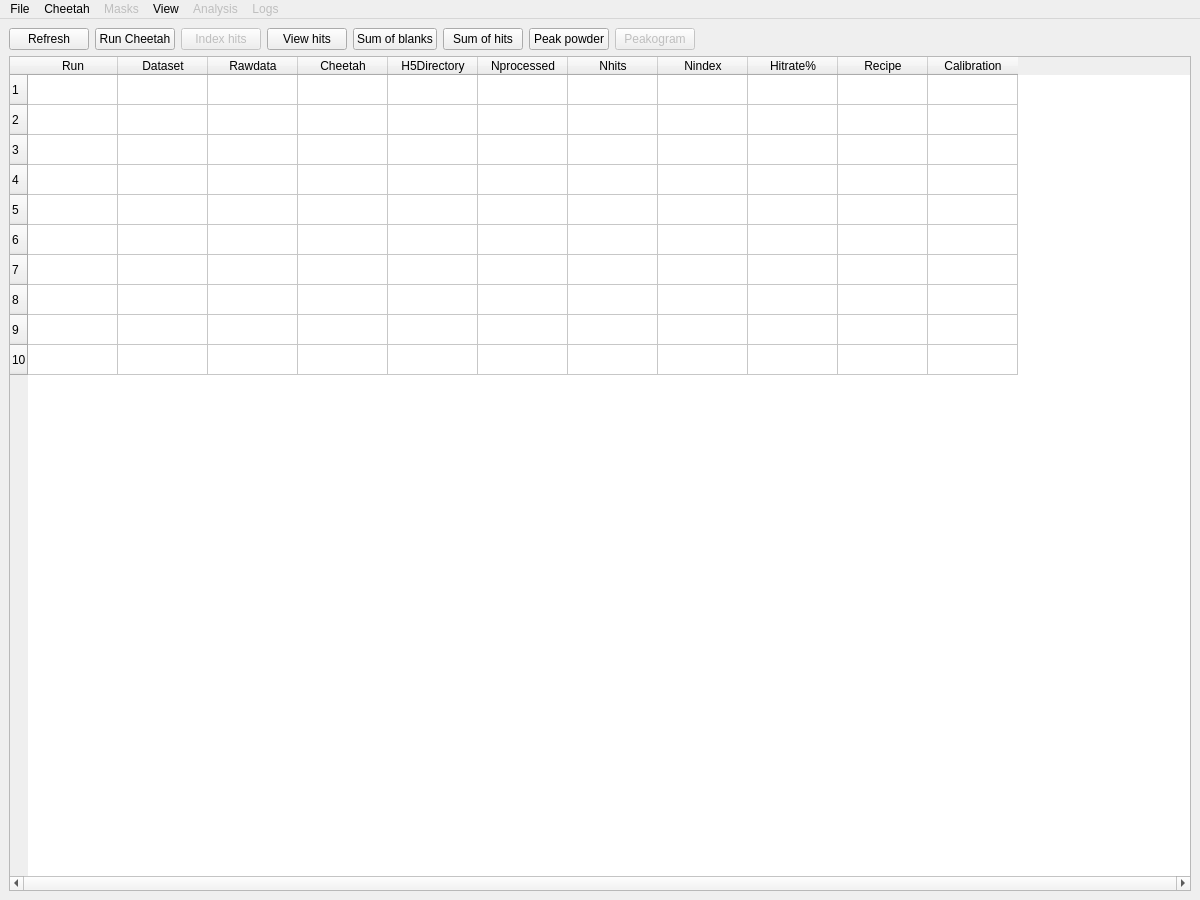
Above: src/cheetah/ui_src/cheetahgui.ui from cheetahdevteam/cheetah-gui before the change. Below: the same form after it.
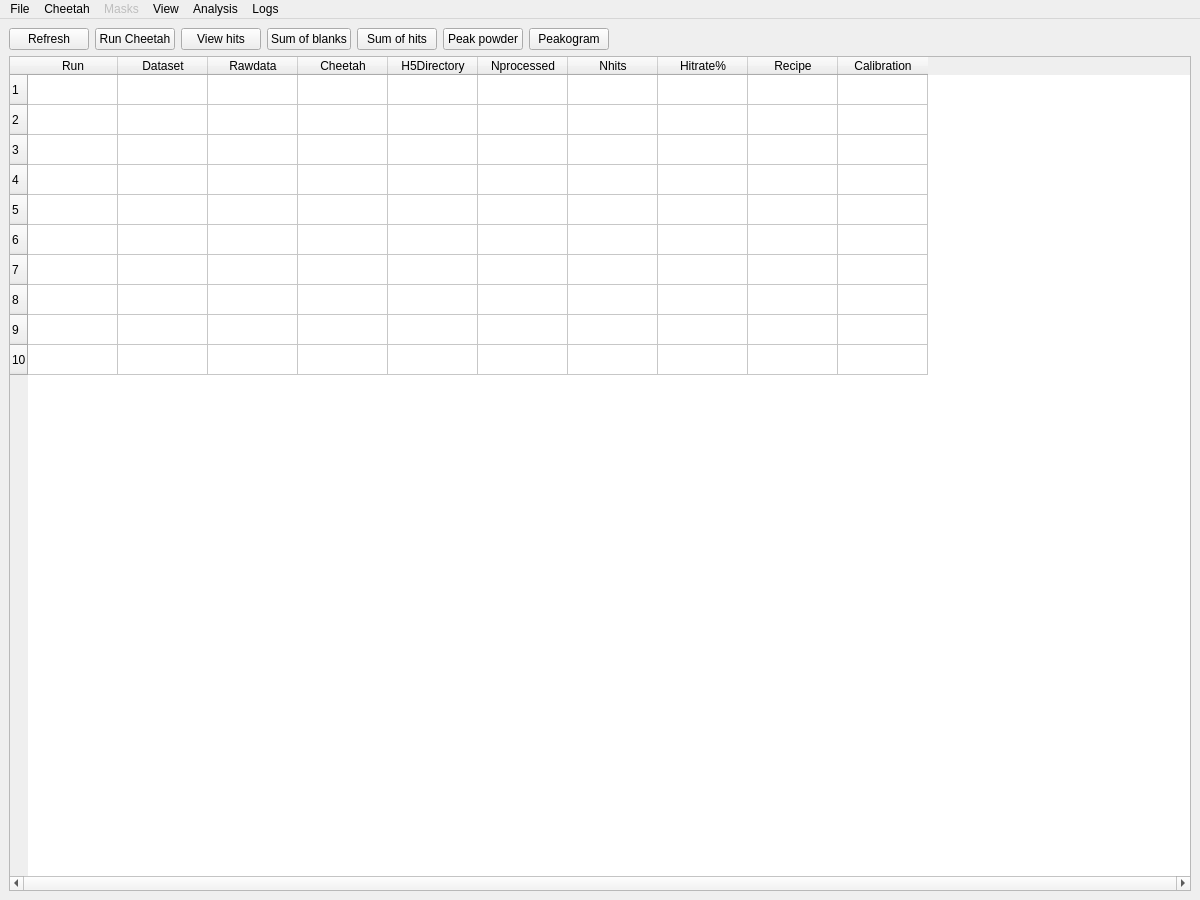
That is the form after the change.

Commit message: Added hitrate plot GUI and log file viewer

The edit to the form file:
```diff
--- a/src/cheetah/ui_src/cheetahgui.ui
+++ b/src/cheetah/ui_src/cheetahgui.ui
@@ -69,28 +69,6 @@
           </property>
          </widget>
         </item>
-        <item>
-         <widget class="QPushButton" name="button_index">
-          <property name="enabled">
-           <bool>false</bool>
-          </property>
-          <property name="sizePolicy">
-           <sizepolicy hsizetype="Preferred" vsizetype="Fixed">
-            <horstretch>0</horstretch>
-            <verstretch>0</verstretch>
-           </sizepolicy>
-          </property>
-          <property name="maximumSize">
-           <size>
-            <width>120</width>
-            <height>25</height>
-           </size>
-          </property>
-          <property name="text">
-           <string>Index hits</string>
-          </property>
-         </widget>
-        </item>
         <item>
          <widget class="QPushButton" name="button_view_hits">
           <property name="sizePolicy">
@@ -173,7 +151,7 @@
         <item>
          <widget class="QPushButton" name="button_peakogram">
           <property name="enabled">
-           <bool>false</bool>
+           <bool>true</bool>
           </property>
           <property name="sizePolicy">
            <sizepolicy hsizetype="Preferred" vsizetype="Fixed">
@@ -278,11 +256,6 @@
           <string>Nhits</string>
          </property>
         </column>
-        <column>
-         <property name="text">
-          <string>Nindex</string>
-         </property>
-        </column>
         <column>
          <property name="text">
           <string>Hitrate%</string>
@@ -313,7 +286,7 @@
      <x>0</x>
      <y>0</y>
      <width>1200</width>
-     <height>20</height>
+     <height>23</height>
     </rect>
    </property>
    <widget class="QMenu" name="menuFile">
@@ -338,7 +311,7 @@
    </widget>
    <widget class="QMenu" name="menuAnalysis">
     <property name="enabled">
-     <bool>false</bool>
+     <bool>true</bool>
     </property>
     <property name="title">
      <string>Analysis</string>
@@ -370,7 +343,7 @@
    </widget>
    <widget class="QMenu" name="menuLogs">
     <property name="enabled">
-     <bool>false</bool>
+     <bool>true</bool>
     </property>
     <property name="title">
      <string>Logs</string>
```
Left out of the diff: 18 changed lines with no effect on the pictures. The commit also changes 6 other files.
